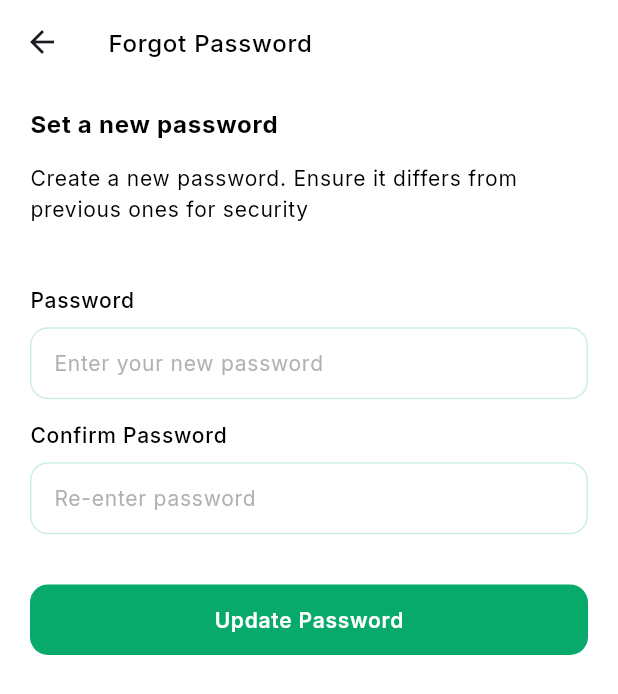
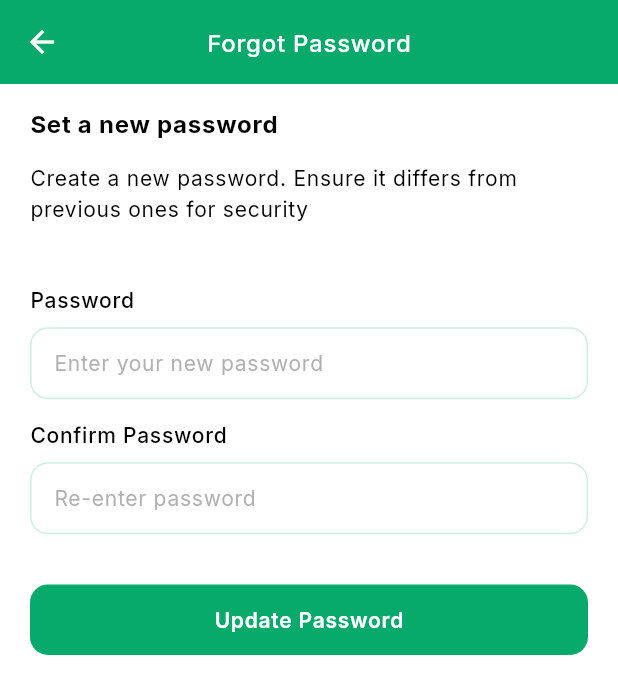
Before and after one commit to khansameer/doctor_app_clone, a Flutter app: the ForgotPasswordResetView screen opened by its route, on a phone screen of 412 x 824 dp. Shown: the top 694 px of the screen. Run offline on Flutter 3.47's test engine with Material 3 defaults, Android fonts, the phone set to English and light mode, and no system bars; our stand-ins replace google_fonts, pin_code_fields.

```diff
--- /dev/null
+++ b/lib/core/common/app_scaffold.dart
@@ -0,0 +1,44 @@
+import 'package:flutter/material.dart';
+
+import '../app_constants.dart';
+import '../component/component.dart';
+
+
+
+class AppScaffold extends StatelessWidget {
+   AppScaffold(
+      {this.color,
+      super.key,
+      this.child,
+      this.left,
+      this.bottom,
+      this.top,
+        this.appBar,
+
+      this.right});
+  final double? left;
+  final double? right;
+  final double? top;
+  final double? bottom;
+final  PreferredSizeWidget? appBar;
+  final Color? color;
+  final Widget? child;
+  @override
+  Widget build(BuildContext context) {
+    var size = MediaQuery.sizeOf(context);
+    return Scaffold(backgroundColor: color??Colors.white,
+      appBar: appBar,
+      body: Container(
+        width: size.width,
+        height: size.height,
+        margin: EdgeInsets.only(
+            left: left ?? twenty,
+            right: right ?? twenty,
+            top: top ?? zero,
+            bottom: bottom ?? zero),
+        decoration: commonBoxDecoration(),
+        child: child,
+      ),
+    );
+  }
+}
--- a/lib/core/common/commons_screen_container.dart
+++ /dev/null
@@ -1,38 +0,0 @@
-import 'package:flutter/material.dart';
-
-import '../app_constants.dart';
-import '../component/component.dart';
-
-
-
-class CommonsScreenContainer extends StatelessWidget {
-  const CommonsScreenContainer(
-      {this.color,
-      super.key,
-      this.child,
-      this.left,
-      this.bottom,
-      this.top,
-      this.right});
-  final double? left;
-  final double? right;
-  final double? top;
-  final double? bottom;
-  final Color? color;
-  final Widget? child;
-  @override
-  Widget build(BuildContext context) {
-    var size = MediaQuery.sizeOf(context);
-    return Container(
-      width: size.width,
-      height: size.height,
-      margin: EdgeInsets.only(
-          left: left ?? twenty,
-          right: right ?? twenty,
-          top: top ?? zero,
-          bottom: bottom ?? zero),
-      decoration: commonBoxDecoration(),
-      child: child,
-    );
-  }
-}
--- a/lib/core/component/component.dart
+++ b/lib/core/component/component.dart
@@ -93,16 +93,21 @@ Widget commonInkWell({
 }
 
 AppBar commonAppBar(
-    {String? title, Color? color, List<Widget>? actions, Color? colorText}) {
+    {String? title, Color? color, List<Widget>? actions, Color? colorText,Widget ?leading,double? leadingWidth}) {
   return AppBar(
-    backgroundColor: color ?? colorWhite,
-    centerTitle: false,
+    leadingWidth: leadingWidth,
+    backgroundColor: color ?? colorGreen,
+    centerTitle: true,
+    leading: leading,
+    iconTheme: IconThemeData(
+      color: Colors.white
+    ),
     actions: actions,
     title: CommonTextWidget(
       text: title,
       fontSize: sixteen,
       fontWeight: FontWeight.w500,
-      textColor: Colors.black,
+      textColor: colorText??Colors.white,
     ),
   );
 }
--- a/lib/core/route/route.dart
+++ b/lib/core/route/route.dart
@@ -6,5 +6,7 @@ class RouteName {
   static const String forgotPasswordOptView = '/ForgotPasswordOptView';
   static const String forgotPasswordResetView = '/ForgotPasswordResetView';
   static const String dashboardScreen = '/dashboard';
+  static const String notificationScreen = '/NotificationScreen';
+  static const String settingScreen = '/settingScreen';
 
 }
--- a/lib/core/route/route_generator.dart
+++ b/lib/core/route/route_generator.dart
@@ -4,6 +4,9 @@ import 'package:doctor_app/screen/authentication/forgot/forgot_password_reset_vi
 import 'package:doctor_app/screen/authentication/forgot/forgot_screen.dart';
 import 'package:doctor_app/screen/authentication/login/login_screen.dart';
 import 'package:doctor_app/screen/authentication/login/view/signup_view.dart';
+import 'package:doctor_app/screen/dashboard/dashboard_screen.dart';
+import 'package:doctor_app/screen/dashboard/notification/notificatio_screen.dart';
+import 'package:doctor_app/screen/dashboard/setting/setting_screen.dart';
 import 'package:doctor_app/screen/splash_screen.dart';
 import 'package:flutter/material.dart';
 
@@ -40,6 +43,21 @@ class RouteGenerator {
             builder: (_) => const ForgotPasswordResetView(),
             settings:
                 const RouteSettings(name: RouteName.forgotPasswordResetView));
+      case RouteName.dashboardScreen:
+        return MaterialPageRoute(
+            builder: (_) => const DashboardScreen(),
+            settings:
+            const RouteSettings(name: RouteName.dashboardScreen));
+      case RouteName.notificationScreen:
+        return MaterialPageRoute(
+            builder: (_) => const NotificationScreen(),
+            settings:
+            const RouteSettings(name: RouteName.notificationScreen));
+      case RouteName.settingScreen:
+        return MaterialPageRoute(
+            builder: (_) => const SettingScreen(),
+            settings:
+            const RouteSettings(name: RouteName.settingScreen));
 
 
 
--- a/lib/main.dart
+++ b/lib/main.dart
@@ -1,11 +1,13 @@
 import 'package:doctor_app/core/route/route.dart';
 import 'package:doctor_app/core/route/route_generator.dart';
 import 'package:doctor_app/provider/auth_provider.dart';
+import 'package:doctor_app/provider/dashboard_provider.dart';
 import 'package:flutter/material.dart';
 import 'package:provider/provider.dart';
 import 'package:provider/single_child_widget.dart';
 List<SingleChildWidget> providers = [
   ChangeNotifierProvider<AuthProviders>(create: (_) => AuthProviders()),
+  ChangeNotifierProvider<DashboardProvider>(create: (_) => DashboardProvider()),
 
 ];
 void main() {
--- a/lib/screen/authentication/forgot/forgot_password_reset_view.dart
+++ b/lib/screen/authentication/forgot/forgot_password_reset_view.dart
@@ -1,7 +1,7 @@
 import 'package:doctor_app/core/app_constants.dart';
 import 'package:doctor_app/core/common/common_button_widget.dart';
 import 'package:doctor_app/core/common/common_text_widget.dart';
-import 'package:doctor_app/core/common/commons_screen_container.dart';
+import 'package:doctor_app/core/common/app_scaffold.dart';
 import 'package:doctor_app/core/component/component.dart';
 import 'package:doctor_app/core/string/string_utils.dart';
 import 'package:flutter/material.dart';
@@ -14,10 +14,9 @@ class ForgotPasswordResetView extends StatelessWidget {
   @override
   Widget build(BuildContext context) {
     var size = MediaQuery.sizeOf(context);
-    return Scaffold(
-      backgroundColor: Colors.white,
+    return AppScaffold(
+
       appBar: commonAppBar(title: forgotPasswordText),
-      body: CommonsScreenContainer(
       child: ListView(
         children: [
           CommonTextWidget(
@@ -80,7 +79,6 @@ class ForgotPasswordResetView extends StatelessWidget {
           ),
         ],
       ),
-      ),
     );
   }
 }
--- a/lib/screen/authentication/login/view/login_view.dart
+++ b/lib/screen/authentication/login/view/login_view.dart
@@ -115,6 +115,11 @@ class LoginView extends StatelessWidget {
                     CommonButtonWidget(
                       top: twenty,
                       onPressed: () {
+
+                        pushNamedAndRemoveUntil(
+                            context: context,
+                            routeName: RouteName.dashboardScreen);
+
                         // provider.login(context);
                       },
                       text: continueBtn,
```
Also changed, not shown: lib/provider/dashboard_provider.dart (added, +58 -0 lines), lib/provider/model/dummy_model.dart (added, +14 -0 lines), lib/screen/authentication/forgot/forgot_password_opt_view.dart (+13 -14 lines), lib/screen/authentication/forgot/forgot_screen.dart (+3 -6 lines), lib/screen/authentication/login/login_screen.dart (+2 -5 lines), lib/screen/authentication/login/view/signup_view.dart (+4 -8 lines), lib/screen/dashboard/dashboard_screen.dart (added, +78 -0 lines), lib/screen/dashboard/notification/notificatio_screen.dart (added, +79 -0 lines), lib/screen/dashboard/setting/setting_screen.dart (added, +104 -0 lines). Lines whose indentation alone changed are shown as unchanged.
